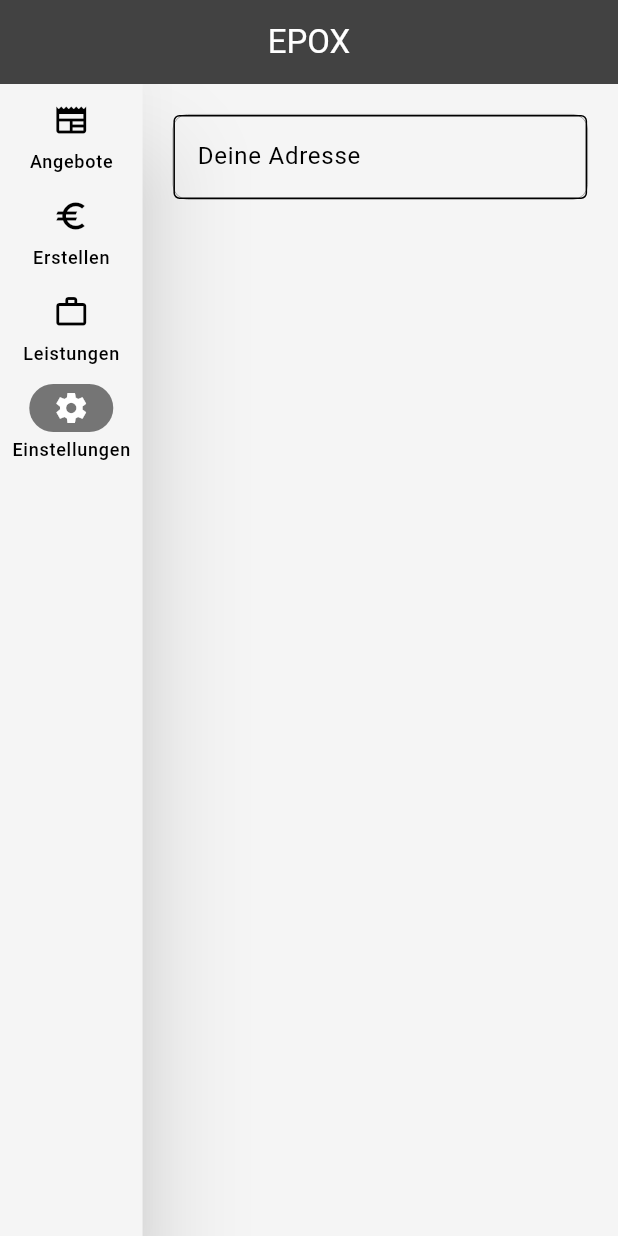
After one commit to T0bmast4/AngebotsManager, a Flutter app: the screen it shows after launch, after a tap on "Erstellen", after a tap on "Leistungen", after a tap on "Einstellungen", on a phone screen of 412 x 824 dp. The commit adds this screen. Run offline on Flutter 3.47's test engine with Material 3 defaults, Android fonts, the phone set to English and light mode, and no system bars; drawn by our look-alikes of google_places_flutter; our stand-ins replace open_file, shared_preferences, sqflite, sqflite_common_ffi; missing offline and left inert: blinking_text; accounts and stored records are empty.

```diff
--- a/lib/api/bgk_calculator.dart
+++ b/lib/api/api_service.dart
@@ -1,18 +1,14 @@
 import 'dart:convert';
 
 import 'package:flutter/services.dart';
+import 'package:google_places_flutter/google_places_flutter.dart';
 import 'package:http/http.dart' as http;
+import 'package:shared_preferences/shared_preferences.dart';
 
-class BgkCalculator {
+class ApiService {
 
   Future<Map<String, dynamic>?> getRouteDetails(String origin, String destination) async {
-    String apiKey = '';
-    try {
-      final keyFile = await rootBundle.loadString('assets/keys.txt');
-      apiKey = keyFile.trim();
-    } catch (e) {
-      throw Exception("Fehler beim Laden des Keys: $e");
-    }
+    String apiKey = await getAPIKey();
 
     final String url = 'https://maps.googleapis.com/maps/api/directions/json?origin=$origin&destination=$destination&key=$apiKey';
     try {
@@ -45,7 +41,14 @@
   }
 
   Future<double> getBGK(int days, String destination) async {
-    var routeDetails = await getRouteDetails("Fabrikweg 27, Zurndorf", destination);
+    final prefs = await SharedPreferences.getInstance();
+    String address = await prefs.getString("user_address") ?? "";
+
+    if(address.isEmpty) {
+      return 0.0;
+    }
+    var routeDetails = await getRouteDetails(address, destination);
+
     var min = routeDetails?["duration"];
     var km = routeDetails?["distance"];
 
@@ -56,4 +59,19 @@
     double bgk = ((days * 2) * min) / 60 * 35 + (km*days);
     return bgk;
   }
+
+  Future<String> getAPIKey() async {
+    String apiKey = "";
+    try {
+      final keyFile = await rootBundle.loadString('assets/keys.txt');
+      apiKey = keyFile.trim();
+
+      if (apiKey.contains("=")) {
+        apiKey = apiKey.split("=")[1].trim();
+      }
+    } catch (e) {
+      throw Exception("Fehler beim Laden des Keys: $e");
+    }
+    return apiKey;
+  }
 }
--- a/lib/ui/designables/epox_navbar.dart
+++ b/lib/ui/designables/epox_navbar.dart
@@ -1,6 +1,7 @@
 import 'package:angebote_manager/ui/pages/angebot_create/angebot_create_page.dart';
 import 'package:angebote_manager/ui/pages/angebot_overview/angebot_overview_page.dart';
 import 'package:angebote_manager/ui/pages/leistungen_overview/leistungen_overview_page.dart';
+import 'package:angebote_manager/ui/pages/settings/settings_page.dart';
 import 'package:flutter/material.dart';
 
 class EpoxNavbar extends StatefulWidget {
@@ -18,15 +19,7 @@
     const AngebotOverviewPage(),
     const AngebotCreatePage(),
     const LeistungenOverviewPage(),
-    const Center(
-      child: Column(
-        mainAxisAlignment: MainAxisAlignment.center,
-        children: [
-          Text("Settings"),
-          Icon(Icons.settings),
-        ],
-      ),
-    ),
+    const SettingsPage(),
   ];
 
   @override
@@ -64,7 +57,7 @@
                   NavigationRailDestination(
                     icon: Icon(Icons.settings_sharp),
                     selectedIcon: Icon(Icons.settings_sharp),
-                    label: Text('Settings'),
+                    label: Text('Einstellungen'),
                   ),
                 ],
               ),
--- a/lib/ui/pages/angebot_create/angebot_create_page.dart
+++ b/lib/ui/pages/angebot_create/angebot_create_page.dart
@@ -1,4 +1,4 @@
-import 'package:angebote_manager/api/bgk_calculator.dart';
+import 'package:angebote_manager/api/api_service.dart';
 import 'package:angebote_manager/database/angebot_database.dart';
 import 'package:angebote_manager/database/leistungen_database.dart';
 import 'package:angebote_manager/models/angebot.dart';
@@ -483,7 +483,7 @@
                       });
 
 
-                      final double bgk = await BgkCalculator().getBGK(int.parse(daysController.text), projectController.text.split("\n")[1]);
+                      final double bgk = await ApiService().getBGK(int.parse(daysController.text), projectController.text.split("\n")[1]);
                       singlePriceController.text = bgk.toStringAsFixed(2);
 
                       bottomSheetSetState(() {
@@ -683,7 +683,7 @@
                     });
 
 
-                    final double bgk = await BgkCalculator().getBGK(int.parse(daysController.text), projectController.text.split("\n")[1]);
+                    final double bgk = await ApiService().getBGK(int.parse(daysController.text), projectController.text.split("\n")[1]);
                     singlePriceController.text = bgk.toStringAsFixed(2);
 
                     bottomSheetSetState(() {
--- /dev/null
+++ b/lib/ui/pages/settings/settings_page.dart
@@ -0,0 +1,76 @@
+import 'package:angebote_manager/api/api_service.dart';
+import 'package:flutter/material.dart';
+import 'package:google_places_flutter/google_places_flutter.dart';
+import 'package:shared_preferences/shared_preferences.dart';
+
+class SettingsPage extends StatefulWidget {
+  const SettingsPage({super.key});
+
+  @override
+  _SettingsPageState createState() => _SettingsPageState();
+}
+
+class _SettingsPageState extends State<SettingsPage> {
+  final TextEditingController addressController = TextEditingController();
+  String apiKey = "";
+
+  @override
+  void initState() {
+    super.initState();
+    getApiKey();
+    getYourAddress();
+  }
+
+  void getApiKey() async {
+    String key = await ApiService().getAPIKey();
+
+    setState(() {
+      apiKey = key;
+    });
+  }
+
+  bool isValidInput(String input) {
+    return RegExp(r"^[a-zA-Z0-9\s,.-]+$").hasMatch(input);
+  }
+
+  void setYourAddress(String address) async {
+    final prefs = await SharedPreferences.getInstance();
+    await prefs.setString("user_address", address);
+  }
+
+  void getYourAddress() async {
+    final prefs = await SharedPreferences.getInstance();
+    String address = prefs.getString("user_address") ?? "";
+    setState(() {
+      addressController.text = address;
+    });
+  }
+
+  @override
+  Widget build(BuildContext context) {
+    return Padding(
+      padding: const EdgeInsets.all(20),
+      child: Column(
+        children: [
+          GooglePlaceAutoCompleteTextField(
+            language: "de",
+            textEditingController: addressController,
+            googleAPIKey: apiKey,
+            inputDecoration: const InputDecoration(
+              border: OutlineInputBorder(),
+              labelText: 'Deine Adresse',
+            ),
+            debounceTime: 600,
+            itemClick: (prediction) {
+              addressController.text = prediction.description!;
+              addressController.selection = TextSelection.fromPosition(
+                TextPosition(offset: prediction.description!.length),
+              );
+              setYourAddress(prediction.description!);
+            },
+          ),
+        ],
+      ),
+    );
+  }
+}
--- a/pubspec.yaml
+++ b/pubspec.yaml
@@ -50,6 +50,9 @@
   rename_app: any
   http: any
   google_maps_flutter: ^2.2.0
+  shared_preferences: ^2.2.2
+  google_places_flutter: ^2.0.6
+  google_maps_webservice: ^0.0.20-nullsafety.5
 
 dev_dependencies:
   flutter_test:
```
Also changed, not shown: pubspec.lock, 1 other file.
